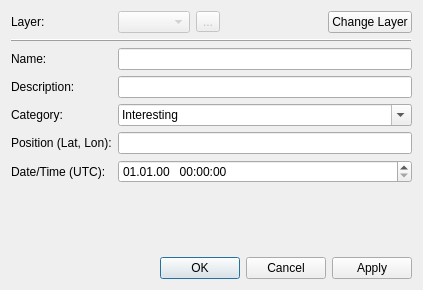
First picture: the form in place_marker_dialog_base.ui, repository jrenken/qgis-PlaceMarker, before the edit.
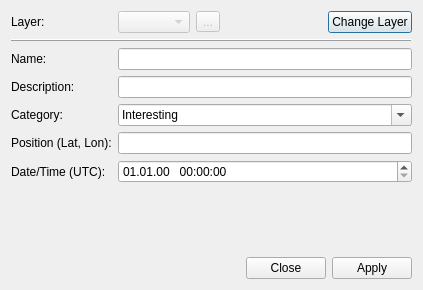
Second picture: the form after the edit. Custom widgets are drawn as their Qt base class.

Commit message: create layer dialog and layer class

```diff
--- a/place_marker_dialog_base.ui
+++ b/place_marker_dialog_base.ui
@@ -183,7 +183,10 @@
       <enum>Qt::Horizontal</enum>
      </property>
      <property name="standardButtons">
-      <set>QDialogButtonBox::Apply|QDialogButtonBox::Cancel|QDialogButtonBox::Ok</set>
+      <set>QDialogButtonBox::Apply|QDialogButtonBox::Close</set>
+     </property>
+     <property name="centerButtons">
+      <bool>false</bool>
      </property>
     </widget>
    </item>
```
The commit also changes 5 other files.
